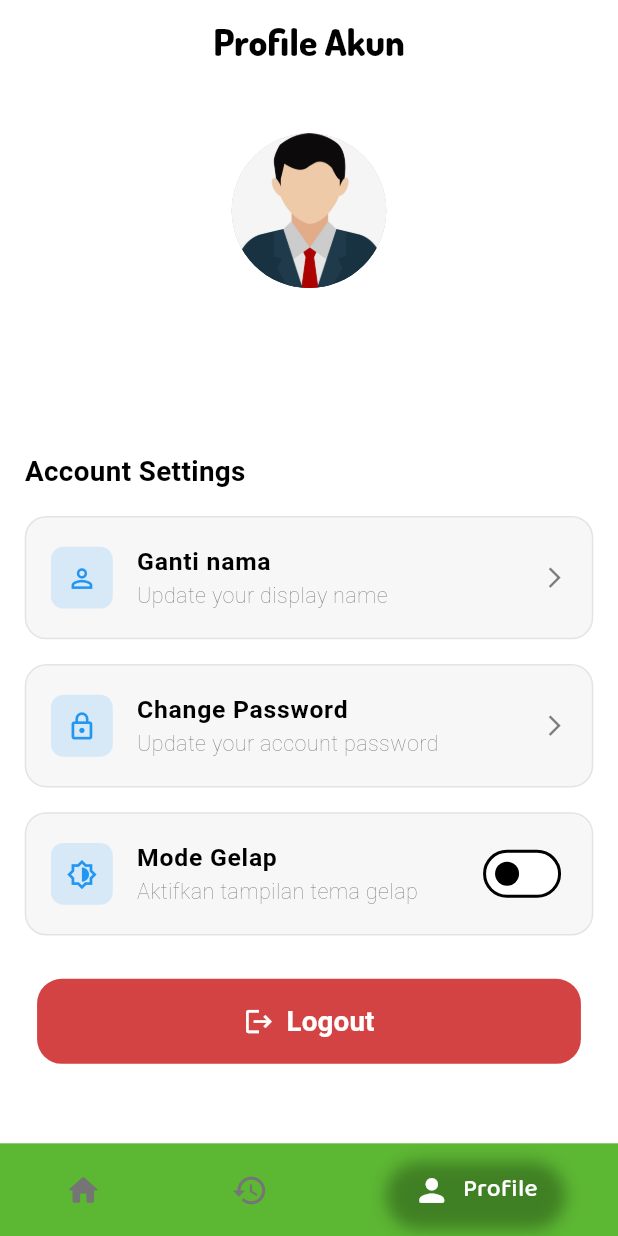
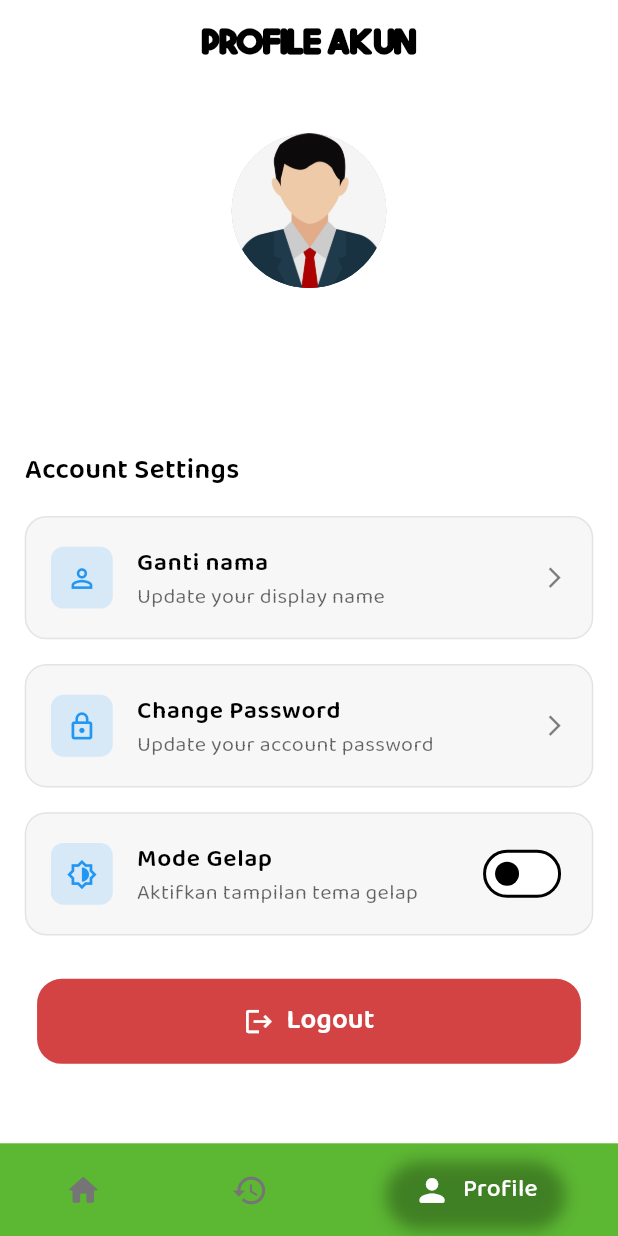
Before and after one commit to PhanTopik/quiz_fun_topik_241401054, a Flutter app: the ProfileScreen screen opened by its route, on a phone screen of 412 x 824 dp. Run offline on Flutter 3.47's test engine with Material 3 defaults, Android fonts, the light colour scheme and no system bars; our stand-ins replace go_router, shared_preferences; accounts and stored records are empty; Roboto replaces fonts that are missing (CrimsomPro).

Commit message:
Fix:Ganti font custom

```diff
--- a/lib/Config/app_theme.dart
+++ b/lib/Config/app_theme.dart
@@ -5,31 +5,45 @@
   static final ThemeData lightTheme = ThemeData(
     brightness: Brightness.light,
     scaffoldBackgroundColor: Colors.white,
+    fontFamily: 'Baloo2',
     colorScheme: const ColorScheme.light(
       primary: Color(0xFF5CB733),
       surface: Colors.white,
       onSurface: Colors.black,
     ),
     appBarTheme: const AppBarTheme(
+      backgroundColor: Colors.transparent,
+      elevation: 0,
       titleTextStyle: TextStyle(
-        fontFamily: 'Dosis',
+        fontFamily: 'Flix',
         fontWeight: FontWeight.w800,
         color: Colors.black,
+        fontSize: 22,
       ),
     ),
     inputDecorationTheme: InputDecorationTheme(
       filled: true,
       fillColor: Colors.black.withValues(alpha: 0.05),
-      labelStyle: const TextStyle(color: Colors.black),
-      hintStyle: const TextStyle(color: Colors.black54),
+      labelStyle: const TextStyle(color: Colors.black, fontFamily: 'Baloo2'),
+      hintStyle: const TextStyle(color: Colors.black54, fontFamily: 'Baloo2'),
       border: OutlineInputBorder(
         borderRadius: BorderRadius.circular(12),
         borderSide: BorderSide.none,
       ),
     ),
     textTheme: const TextTheme(
-      bodyLarge: TextStyle(color: Colors.black),
-      bodyMedium: TextStyle(color: Colors.black),
+      displayLarge: TextStyle(fontFamily: 'Flix', color: Colors.black),
+      displayMedium: TextStyle(fontFamily: 'Flix', color: Colors.black),
+      displaySmall: TextStyle(fontFamily: 'Flix', color: Colors.black),
+      headlineLarge: TextStyle(fontFamily: 'Flix', color: Colors.black),
+      headlineMedium: TextStyle(fontFamily: 'Flix', color: Colors.black),
+      headlineSmall: TextStyle(fontFamily: 'Flix', color: Colors.black),
+      titleLarge: TextStyle(fontFamily: 'Flix', color: Colors.black),
+      titleMedium: TextStyle(fontFamily: 'Flix', color: Colors.black),
+      titleSmall: TextStyle(fontFamily: 'Flix', color: Colors.black),
+      bodyLarge: TextStyle(fontFamily: 'Baloo2', color: Colors.black),
+      bodyMedium: TextStyle(fontFamily: 'Baloo2', color: Colors.black54),
+      bodySmall: TextStyle(fontFamily: 'Baloo2', color: Colors.black54),
     ),
   );
 
@@ -37,31 +51,45 @@
   static final ThemeData darkTheme = ThemeData(
     brightness: Brightness.dark,
     scaffoldBackgroundColor: const Color(0xFF121212),
+    fontFamily: 'Baloo2',
     colorScheme: const ColorScheme.dark(
       primary: Color(0xFF5CB733),
       surface: Color(0xFF121212),
       onSurface: Colors.white,
     ),
     appBarTheme: const AppBarTheme(
+      backgroundColor: Colors.transparent,
+      elevation: 0,
       titleTextStyle: TextStyle(
-        fontFamily: 'Dosis',
+        fontFamily: 'Flix',
         fontWeight: FontWeight.w800,
         color: Colors.white,
+        fontSize: 22,
       ),
     ),
     inputDecorationTheme: InputDecorationTheme(
       filled: true,
       fillColor: Colors.white.withValues(alpha: 0.1),
-      labelStyle: const TextStyle(color: Colors.white),
-      hintStyle: const TextStyle(color: Colors.white60),
+      labelStyle: const TextStyle(color: Colors.white, fontFamily: 'Baloo2'),
+      hintStyle: const TextStyle(color: Colors.white60, fontFamily: 'Baloo2'),
       border: OutlineInputBorder(
         borderRadius: BorderRadius.circular(12),
         borderSide: BorderSide.none,
       ),
     ),
     textTheme: const TextTheme(
-      bodyLarge: TextStyle(color: Colors.white),
-      bodyMedium: TextStyle(color: Colors.white70),
+      displayLarge: TextStyle(fontFamily: 'Flix', color: Colors.white),
+      displayMedium: TextStyle(fontFamily: 'Flix', color: Colors.white),
+      displaySmall: TextStyle(fontFamily: 'Flix', color: Colors.white),
+      headlineLarge: TextStyle(fontFamily: 'Flix', color: Colors.white),
+      headlineMedium: TextStyle(fontFamily: 'Flix', color: Colors.white),
+      headlineSmall: TextStyle(fontFamily: 'Flix', color: Colors.white),
+      titleLarge: TextStyle(fontFamily: 'Flix', color: Colors.white),
+      titleMedium: TextStyle(fontFamily: 'Flix', color: Colors.white),
+      titleSmall: TextStyle(fontFamily: 'Flix', color: Colors.white),
+      bodyLarge: TextStyle(fontFamily: 'Baloo2', color: Colors.white),
+      bodyMedium: TextStyle(fontFamily: 'Baloo2', color: Colors.white70),
+      bodySmall: TextStyle(fontFamily: 'Baloo2', color: Colors.white60),
     ),
   );
 }
--- a/lib/Screens/home_screen.dart
+++ b/lib/Screens/home_screen.dart
@@ -57,7 +57,6 @@
           'Daftar Quiz',
           style: TextStyle(
             color: textColor,
-            fontFamily: "Baloo2",
             fontWeight: FontWeight.w800,
             fontSize: screenWidth * 0.055,
           ),
--- a/lib/Screens/profile_screen.dart
+++ b/lib/Screens/profile_screen.dart
@@ -105,7 +105,6 @@
                   Text(
                     _userName,
                     style: TextStyle(
-                      fontFamily: 'Flix',
                       fontSize: screenWidth * 0.055,
                       fontWeight: FontWeight.normal,
                       color: textColor,
@@ -118,7 +117,6 @@
                   Text(
                     _userEmail,
                     style: TextStyle(
-                      fontFamily: 'Baloo2',
                       fontSize: screenWidth * 0.038,
                       fontWeight: FontWeight.w500,
                       color: textColor.withValues(alpha: 0.7),
--- a/lib/Widgets/mainNavBar.dart
+++ b/lib/Widgets/mainNavBar.dart
@@ -131,7 +131,6 @@
             Text(
               label,
               style: TextStyle(
-                fontFamily: 'Baloo2',
                 color: Colors.white,
                 fontWeight: FontWeight.w500,
                 fontSize: screenWidth * 0.04,
--- a/lib/Widgets/profile_button.dart
+++ b/lib/Widgets/profile_button.dart
@@ -70,7 +70,6 @@
             subtitle: Text(
               subtitle,
               style: TextStyle(
-                fontFamily: 'CrimsomPro',
                 fontSize: screenWidth * 0.035,
                 fontWeight: FontWeight.w200,
                 color: textColor.withValues(alpha: 0.6),
--- a/lib/Widgets/profile_switch_button.dart
+++ b/lib/Widgets/profile_switch_button.dart
@@ -72,7 +72,6 @@
             subtitle: Text(
               subtitle,
               style: TextStyle(
-                fontFamily: 'CrimsomPro',
                 fontSize: screenWidth * 0.035,
                 fontWeight: FontWeight.w200,
                 color: textColor.withValues(alpha: 0.6),
--- a/lib/Widgets/quiz_card_widget.dart
+++ b/lib/Widgets/quiz_card_widget.dart
@@ -85,7 +85,6 @@
                             maxLines: 2,
                             overflow: TextOverflow.ellipsis,
                             style: TextStyle(
-                              fontFamily: 'Baloo2',
                               fontSize: screenWidth * 0.036,
                               fontWeight: FontWeight.w500,
                               color: textColor,
```
Also changed, not shown: pubspec.yaml (+0 -10 lines), assets/fonts/BarlowCondensed-ExtraLight.otf (deleted), assets/fonts/CrimsonPro-VariableFont_wght.ttf (deleted), assets/fonts/Dosis-ExtraBold.otf (deleted).
